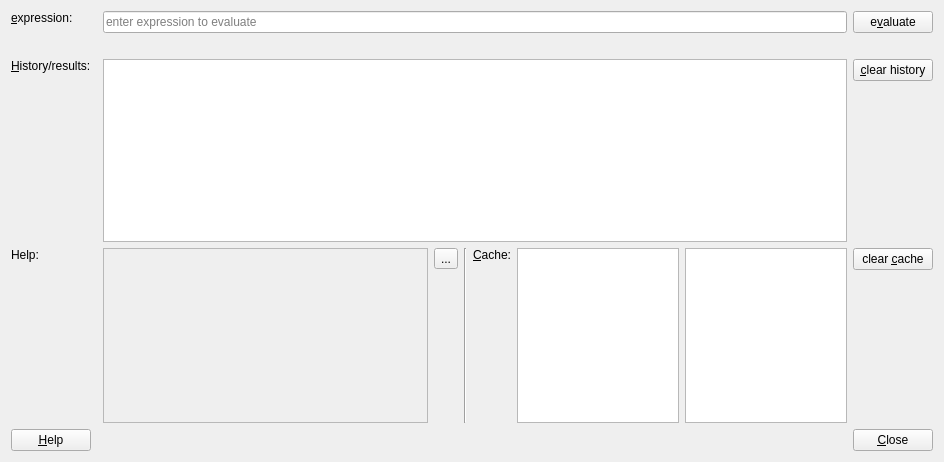
The window that plugins/qfe_calculator/qfecalculatordialog.ui (jkriege2/QuickFit3) describes before a commit, drawn with Qt 5.
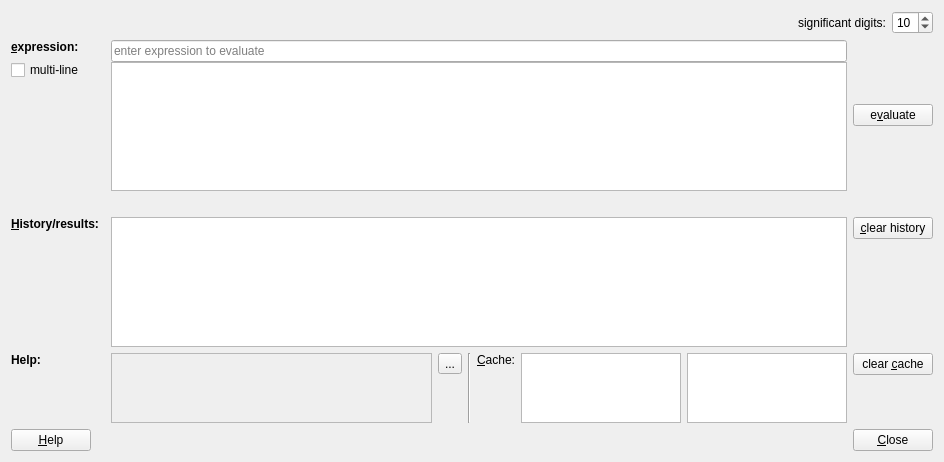
The same window after the commit. Icons and pictures are not drawn. Custom widgets are drawn as their Qt base class.

Commit message:
QuickFit3/imagingFCS: added 2D histogram and kernel density estimation QuickFit3/qfe_calculator:   - added multiline expression editor widget   - added widget to set the precision (significant digits) of the output   - added write()/writeln()/disp() functions to allow user to make additional outputs
LIB/statistics_tools.h: added Kernel Density Estimation (1D/2D) and 2D histogram methods

The edit to the form file:
```diff
--- a/plugins/qfe_calculator/qfecalculatordialog.ui
+++ b/plugins/qfe_calculator/qfecalculatordialog.ui
@@ -18,10 +18,16 @@
     <normaloff>:/qfe_calculator/qfecalculator.png</normaloff>:/qfe_calculator/qfecalculator.png</iconset>
   </property>
   <layout class="QGridLayout" name="gridLayout">
-   <item row="0" column="0">
-    <widget class="QLabel" name="label">
+   <item row="4" column="0">
+    <widget class="QLabel" name="label_4">
+     <property name="font">
+      <font>
+       <weight>75</weight>
+       <bold>true</bold>
+      </font>
+     </property>
      <property name="text">
-      <string>&amp;expression:</string>
+      <string>Help:</string>
      </property>
      <property name="alignment">
       <set>Qt::AlignLeading|Qt::AlignLeft|Qt::AlignTop</set>
@@ -31,14 +37,26 @@
      </property>
     </widget>
    </item>
-   <item row="0" column="2">
-    <widget class="QFEnhancedLineEdit" name="edtExpression">
-     <property name="placeholderText">
-      <string>enter expression to evaluate</string>
+   <item row="3" column="0">
+    <widget class="QLabel" name="label_2">
+     <property name="font">
+      <font>
+       <weight>75</weight>
+       <bold>true</bold>
+      </font>
      </property>
+     <property name="text">
+      <string>&amp;History/results:</string>
+     </property>
+     <property name="alignment">
+      <set>Qt::AlignLeading|Qt::AlignLeft|Qt::AlignTop</set>
+     </property>
+     <property name="buddy">
+      <cstring>edtExpression</cstring>
+     </property>
     </widget>
    </item>
-   <item row="0" column="3">
+   <item row="1" column="3">
     <widget class="QPushButton" name="btnEvaluate">
      <property name="focusPolicy">
       <enum>Qt::NoFocus</enum>
@@ -48,67 +66,52 @@
      </property>
     </widget>
    </item>
-   <item row="2" column="0">
-    <widget class="QLabel" name="label_2">
-     <property name="text">
-      <string>&amp;History/results:</string>
-     </property>
-     <property name="alignment">
-      <set>Qt::AlignLeading|Qt::AlignLeft|Qt::AlignTop</set>
-     </property>
-     <property name="buddy">
-      <cstring>edtExpression</cstring>
-     </property>
-    </widget>
-   </item>
-   <item row="2" column="2">
-    <widget class="QPlainTextEdit" name="edtHistory">
-     <property name="readOnly">
-      <bool>true</bool>
-     </property>
-    </widget>
-   </item>
-   <item row="2" column="3">
-    <layout class="QVBoxLayout" name="verticalLayout">
+   <item row="6" column="0" colspan="4">
+    <layout class="QHBoxLayout" name="horizontalLayout">
      <item>
-      <widget class="QPushButton" name="btnClearHistory">
+      <widget class="QPushButton" name="pushButton">
        <property name="focusPolicy">
         <enum>Qt::NoFocus</enum>
        </property>
        <property name="text">
-        <string>&amp;clear history</string>
+        <string>&amp;Help</string>
+       </property>
+       <property name="icon">
+        <iconset resource="../../lib/lib.qrc">
+         <normaloff>:/lib/help.png</normaloff>:/lib/help.png</iconset>
        </property>
       </widget>
      </item>
      <item>
-      <spacer name="verticalSpacer">
+      <spacer name="horizontalSpacer">
        <property name="orientation">
-        <enum>Qt::Vertical</enum>
+        <enum>Qt::Horizontal</enum>
        </property>
        <property name="sizeHint" stdset="0">
         <size>
-         <width>20</width>
-         <height>40</height>
+         <width>40</width>
+         <height>20</height>
         </size>
        </property>
       </spacer>
      </item>
+     <item>
+      <widget class="QPushButton" name="pushButton_2">
+       <property name="focusPolicy">
+        <enum>Qt::NoFocus</enum>
+       </property>
+       <property name="text">
+        <string>&amp;Close</string>
+       </property>
+       <property name="icon">
+        <iconset resource="../../lib/lib.qrc">
+         <normaloff>:/lib/exit.png</normaloff>:/lib/exit.png</iconset>
+       </property>
+      </widget>
+     </item>
     </layout>
    </item>
-   <item row="3" column="0">
-    <widget class="QLabel" name="label_4">
-     <property name="text">
-      <string>Help:</string>
-     </property>
-     <property name="alignment">
-      <set>Qt::AlignLeading|Qt::AlignLeft|Qt::AlignTop</set>
-     </property>
-     <property name="buddy">
-      <cstring>edtExpression</cstring>
-     </property>
-    </widget>
-   </item>
-   <item row="3" column="2" rowspan="2">
+   <item row="4" column="2" rowspan="2">
     <layout class="QHBoxLayout" name="horizontalLayout_2" stretch="6,0,0,0,3,3">
      <item>
       <widget class="QScrollArea" name="scrollArea">
@@ -120,8 +123,8 @@
          <rect>
           <x>0</x>
           <y>0</y>
-          <width>330</width>
-          <height>171</height>
+          <width>322</width>
+          <height>71</height>
          </rect>
         </property>
         <layout class="QVBoxLayout" name="verticalLayout_4">
@@ -210,52 +213,7 @@
      </item>
     </layout>
    </item>
-   <item row="5" column="0" colspan="4">
-    <layout class="QHBoxLayout" name="horizontalLayout">
-     <item>
-      <widget class="QPushButton" name="pushButton">
-       <property name="focusPolicy">
-        <enum>Qt::NoFocus</enum>
-       </property>
-       <property name="text">
-        <string>&amp;Help</string>
-       </property>
-       <property name="icon">
-        <iconset resource="../../lib/lib.qrc">
-         <normaloff>:/lib/help.png</normaloff>:/lib/help.png</iconset>
-       </property>
-      </widget>
-     </item>
-     <item>
-      <spacer name="horizontalSpacer">
-       <property name="orientation">
-        <enum>Qt::Horizontal</enum>
-       </property>
-       <property name="sizeHint" stdset="0">
-        <size>
-         <width>40</width>
-         <height>20</height>
-        </size>
-       </property>
-      </spacer>
-     </item>
-     <item>
-      <widget class="QPushButton" name="pushButton_2">
-       <property name="focusPolicy">
-        <enum>Qt::NoFocus</enum>
-       </property>
-       <property name="text">
-        <string>&amp;Close</string>
-       </property>
-       <property name="icon">
-        <iconset resource="../../lib/lib.qrc">
-         <normaloff>:/lib/exit.png</normaloff>:/lib/exit.png</iconset>
-       </property>
-      </widget>
-     </item>
-    </layout>
-   </item>
-   <item row="3" column="3" rowspan="2">
+   <item row="4" column="3" rowspan="2">
     <layout class="QVBoxLayout" name="verticalLayout_2">
      <item>
       <widget class="QPushButton" name="btnClearCache">
@@ -282,7 +240,7 @@
      </item>
     </layout>
    </item>
-   <item row="1" column="2" colspan="2">
+   <item row="2" column="2" colspan="2">
     <widget class="QLabel" name="labError">
      <property name="text">
       <string/>
@@ -292,6 +250,134 @@
      </property>
     </widget>
    </item>
+   <item row="3" column="2">
+    <widget class="QPlainTextEdit" name="edtHistory">
+     <property name="readOnly">
+      <bool>true</bool>
+     </property>
+    </widget>
+   </item>
+   <item row="3" column="3">
+    <layout class="QVBoxLayout" name="verticalLayout">
+     <item>
+      <widget class="QPushButton" name="btnClearHistory">
+       <property name="focusPolicy">
+        <enum>Qt::NoFocus</enum>
+       </property>
+       <property name="text">
+        <string>&amp;clear history</string>
+       </property>
+      </widget>
+     </item>
+     <item>
+      <spacer name="verticalSpacer">
+       <property name="orientation">
+        <enum>Qt::Vertical</enum>
+       </property>
+       <property name="sizeHint" stdset="0">
+        <size>
+         <width>20</width>
+         <height>40</height>
+        </size>
+       </property>
+      </spacer>
+     </item>
+    </layout>
+   </item>
+   <item row="0" column="0" colspan="4">
+    <layout class="QHBoxLayout" name="horizontalLayout_3">
+     <item>
+      <spacer name="horizontalSpacer_2">
+       <property name="orientation">
+        <enum>Qt::Horizontal</enum>
+       </property>
+       <property name="sizeHint" stdset="0">
+        <size>
+         <width>40</width>
+         <height>20</height>
+        </size>
+       </property>
+      </spacer>
+     </item>
+     <item>
+      <widget class="QLabel" name="label_5">
+       <property name="text">
+        <string>significant digits:</string>
+       </property>
+      </widget>
+     </item>
+     <item>
+      <widget class="QSpinBox" name="spinDigits">
+       <property name="minimum">
+        <number>1</number>
+       </property>
+       <property name="value">
+        <number>10</number>
+       </property>
+      </widget>
+     </item>
+    </layout>
+   </item>
+   <item row="1" column="2">
+    <layout class="QVBoxLayout" name="verticalLayout_5">
+     <property name="spacing">
+      <number>0</number>
+     </property>
+     <item>
+      <widget class="QFEnhancedLineEdit" name="edtExpression">
+       <property name="placeholderText">
+        <string>enter expression to evaluate</string>
+       </property>
+      </widget>
+     </item>
+     <item>
+      <widget class="QPlainTextEdit" name="pteExpression"/>
+     </item>
+    </layout>
+   </item>
+   <item row="1" column="0" rowspan="2">
+    <layout class="QVBoxLayout" name="verticalLayout_6">
+     <item>
+      <widget class="QLabel" name="label">
+       <property name="font">
+        <font>
+         <weight>75</weight>
+         <bold>true</bold>
+        </font>
+       </property>
+       <property name="text">
+        <string>&amp;expression:</string>
+       </property>
+       <property name="alignment">
+        <set>Qt::AlignLeading|Qt::AlignLeft|Qt::AlignTop</set>
+       </property>
+       <property name="buddy">
+        <cstring>edtExpression</cstring>
+       </property>
+      </widget>
+     </item>
+     <item>
+      <widget class="QCheckBox" name="chkMultiline">
+       <property name="text">
+        <string>multi-line</string>
+       </property>
+      </widget>
+     </item>
+     <item>
+      <spacer name="verticalSpacer_4">
+       <property name="orientation">
+        <enum>Qt::Vertical</enum>
+       </property>
+       <property name="sizeHint" stdset="0">
+        <size>
+         <width>20</width>
+         <height>40</height>
+        </size>
+       </property>
+      </spacer>
+     </item>
+    </layout>
+   </item>
   </layout>
  </widget>
  <customwidgets>
```
Left out of the diff: 11 changed lines with no effect on the pictures. The commit also changes 20 other files.
